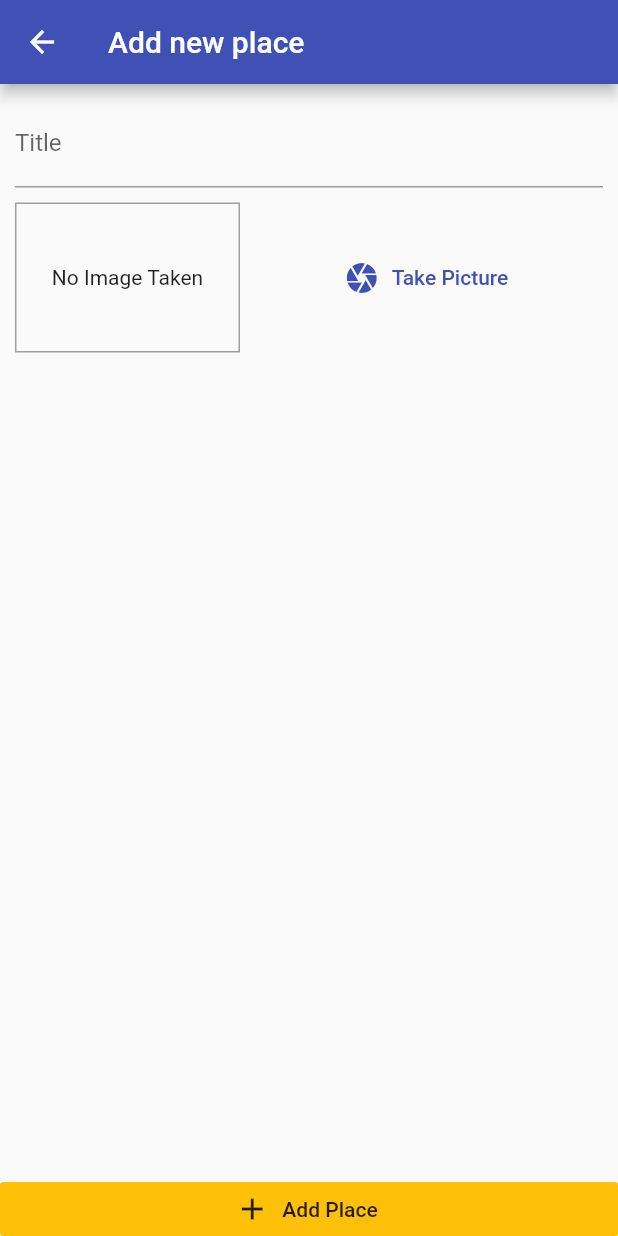
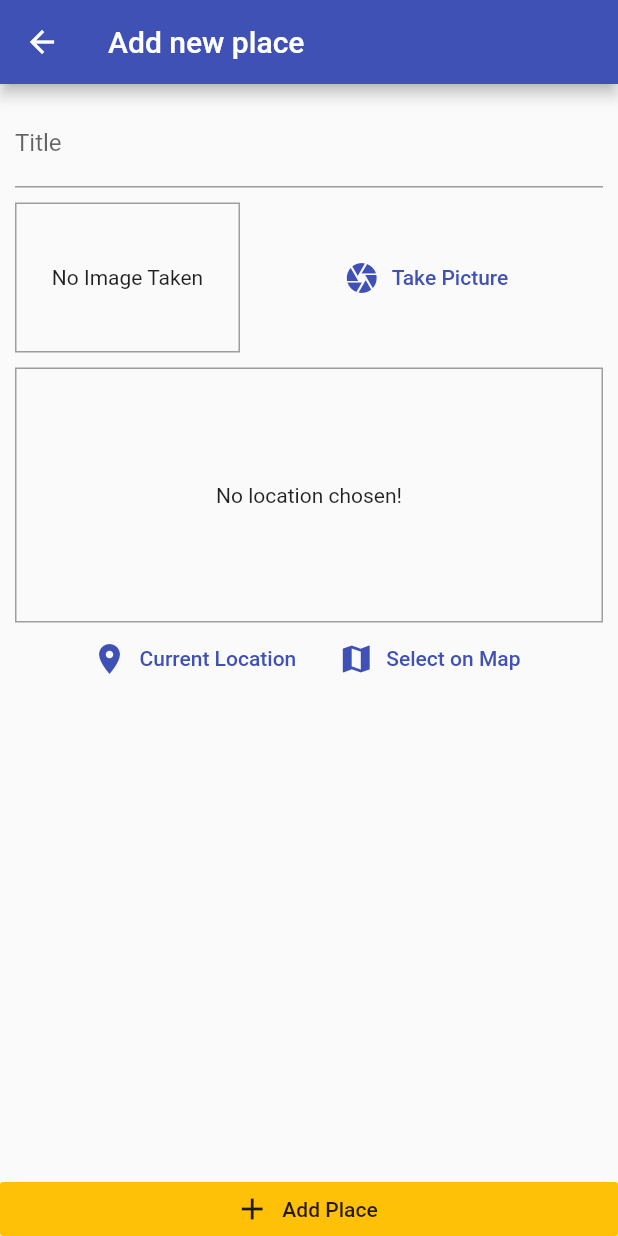
Before and after one commit to bhavikvashi1804/Great-Places, a Flutter app: the AddPlaceScreen screen opened by its route, on a phone screen of 412 x 824 dp. Run offline on Flutter 3.47's test engine with Material 2 defaults, Android fonts, the phone set to English and light mode, and no system bars; our stand-ins replace image_picker, sqflite; accounts and stored records are empty.

Commit message:
Input Location UI and package

```diff
--- a/lib/screens/add_place_screen.dart
+++ b/lib/screens/add_place_screen.dart
@@ -4,6 +4,8 @@ import 'package:provider/provider.dart';
 
 import '../widgets/image_input.dart';
 import '../provider/great_places.dart';
+import '../widgets/location_input.dart';
+
 
 class AddPlaceScreen extends StatefulWidget {
 
@@ -64,6 +66,10 @@ class _AddPlaceScreenState extends State<AddPlaceScreen> {
                       height: 10,
                     ),
                     ImageInput(onSelectImage:_selectImage,),
+                    SizedBox(
+                      height: 10,
+                    ),
+                    LocationInput(),
 
                   ],
                 ),
--- /dev/null
+++ b/lib/widgets/location_input.dart
@@ -0,0 +1,61 @@
+import 'package:flutter/material.dart';
+
+class LocationInput extends StatefulWidget {
+  @override
+  _LocationInputState createState() => _LocationInputState();
+}
+
+class _LocationInputState extends State<LocationInput> {
+
+  String _previewImageUrl;
+
+  @override
+  Widget build(BuildContext context) {
+    return Column(
+      children: <Widget>[
+        Container(
+          width: double.infinity,
+          height: 170,
+          alignment: Alignment.center,
+
+          decoration: BoxDecoration(
+            border: Border.all(
+              width: 1,
+              color:Colors.grey,
+            )
+          ),
+
+          child: _previewImageUrl==null?
+          Text('No location chosen!',textAlign: TextAlign.center,):
+          Image.network(
+            _previewImageUrl,
+            fit: BoxFit.cover,
+            width: double.infinity,
+          ),
+        ),
+
+        Row(
+          mainAxisAlignment: MainAxisAlignment.center,
+          children: <Widget>[
+            FlatButton.icon(
+              onPressed: (){
+
+              },
+              icon: Icon(Icons.location_on),
+              label: Text('Current Location'),
+              textColor: Theme.of(context).primaryColor,
+            ),
+            FlatButton.icon(
+              onPressed: (){
+
+              },
+              icon: Icon(Icons.map),
+              label: Text('Select on Map'),
+              textColor: Theme.of(context).primaryColor,
+            )
+          ],
+        ),
+      ],
+    );
+  }
+}
--- a/pubspec.yaml
+++ b/pubspec.yaml
@@ -29,6 +29,8 @@ dependencies:
   path_provider: ^1.6.5
   path: ^1.6.4
   sqflite: ^1.3.0
+  location: ^2.5.4
+
 
 
 
```
Also changed, not shown: pubspec.lock, 1 other file.
